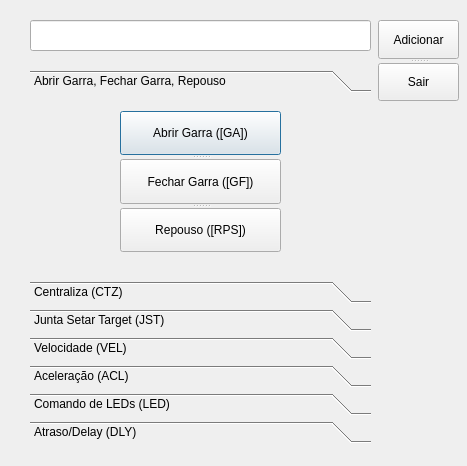
The window that montagemdecomandosdialog.ui (amaro-net/ControleBracoRoboMRB_5GL) describes before a commit, drawn with Qt 5.
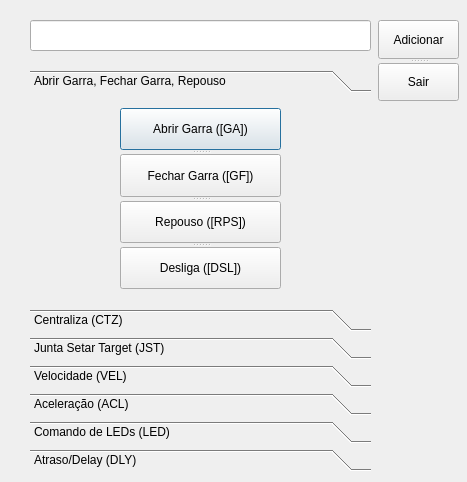
The same window after the commit. The open tabs and pages were chosen to show the change.

Commit message: Inclusão do comando DSL na tela de montagem de comandos

```diff
--- a/montagemdecomandosdialog.ui
+++ b/montagemdecomandosdialog.ui
@@ -7,7 +7,7 @@
     <x>0</x>
     <y>0</y>
     <width>467</width>
-    <height>466</height>
+    <height>482</height>
    </rect>
   </property>
   <property name="windowTitle">
@@ -34,7 +34,7 @@
      <x>30</x>
      <y>70</y>
      <width>341</width>
-     <height>373</height>
+     <height>401</height>
     </rect>
    </property>
    <property name="frameShape">
@@ -55,7 +55,7 @@
       <x>0</x>
       <y>0</y>
       <width>341</width>
-      <height>184</height>
+      <height>212</height>
      </rect>
     </property>
     <attribute name="label">
@@ -65,9 +65,9 @@
      <property name="geometry">
       <rect>
        <x>90</x>
-       <y>13</y>
+       <y>10</y>
        <width>161</width>
-       <height>141</height>
+       <height>181</height>
       </rect>
      </property>
      <property name="orientation">
@@ -88,6 +88,11 @@
        <string>Repouso ([RPS])</string>
       </property>
      </widget>
+     <widget class="QPushButton" name="btDesliga">
+      <property name="text">
+       <string>Desliga ([DSL])</string>
+      </property>
+     </widget>
     </widget>
    </widget>
    <widget class="QWidget" name="pgCTZ">
```
Left out of the diff: 20 changed lines with no effect on the pictures. The commit also changes 3 other files.
